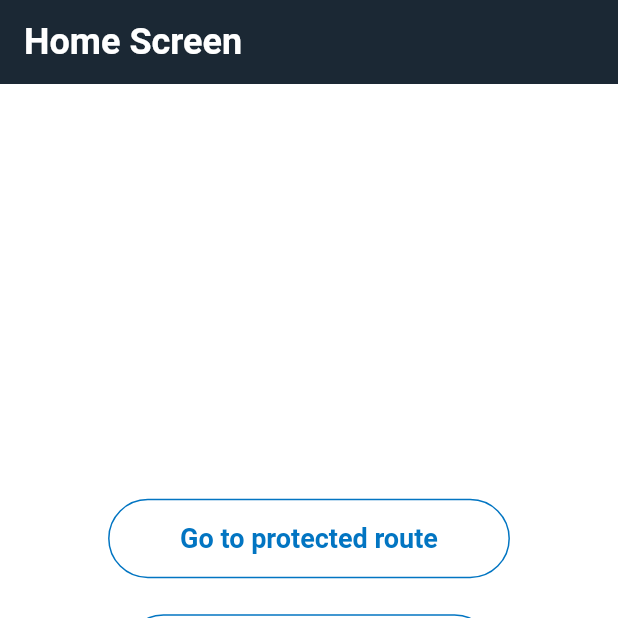
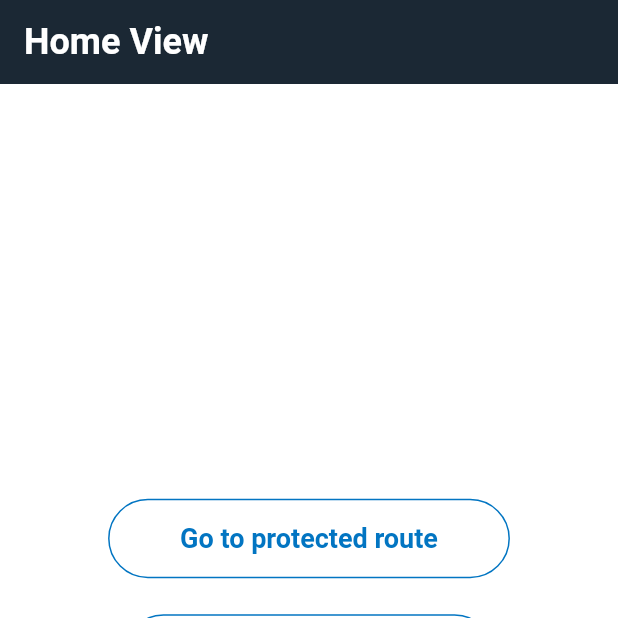
Before and after one commit to kwe92/Simply-Clean-Architecture-Project, a Flutter app: the screen it shows after launch, on a phone screen of 412 x 824 dp, the top half of it. Run offline on Flutter 3.47's test engine with Material 2 defaults, Android fonts, the phone set to English and light mode, and no system bars; our stand-ins replace auto_route, shared_preferences; Roboto replaces fonts that are missing (CircularXX).

Commit message:
fix: changed the title properties to have a suffix of Screen and now they have a suffix of View for consistency of naming

```diff
--- a/lib/features/about/ui/about_view.dart
+++ b/lib/features/about/ui/about_view.dart
@@ -7,7 +7,7 @@ class AboutView extends StatelessWidget {
   const AboutView({super.key});
 
   Widget build(BuildContext context) => const BaseScaffoldView(
-        title: 'About Screen',
+        title: 'About View',
         child: Column(),
       );
 }
--- a/lib/features/home/ui/home_view.dart
+++ b/lib/features/home/ui/home_view.dart
@@ -18,7 +18,7 @@ class HomeScreen extends StatelessWidget {
   @override
   Widget build(BuildContext context) {
     return BaseScaffoldView(
-      title: 'Home Screen',
+      title: 'Home View',
       child: Center(
         child: Column(
           mainAxisAlignment: MainAxisAlignment.center,
--- a/lib/features/login/ui/login_view.dart
+++ b/lib/features/login/ui/login_view.dart
@@ -14,7 +14,7 @@ class LoginView extends StatelessWidget {
 
   @override
   Widget build(BuildContext context) => BaseScaffoldView(
-        title: 'Login Screen',
+        title: 'Login View',
         child: Consumer(
           builder: (BuildContext context, LoginScreenViewModel model, _) {
             return Padding(
@@ -48,7 +48,7 @@ class LoginView extends StatelessWidget {
                     },
                   ),
                   gaph24,
-                  const Text('Enter your username and password.')
+                  const Text('Enter your username: Gaara and password: sandKing')
                 ],
               ),
             );
```
